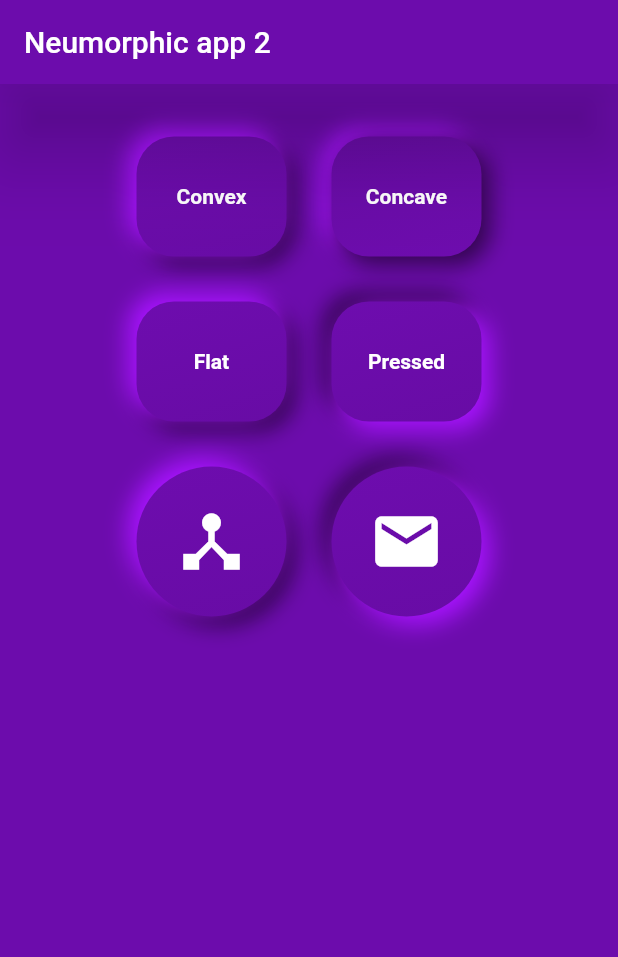
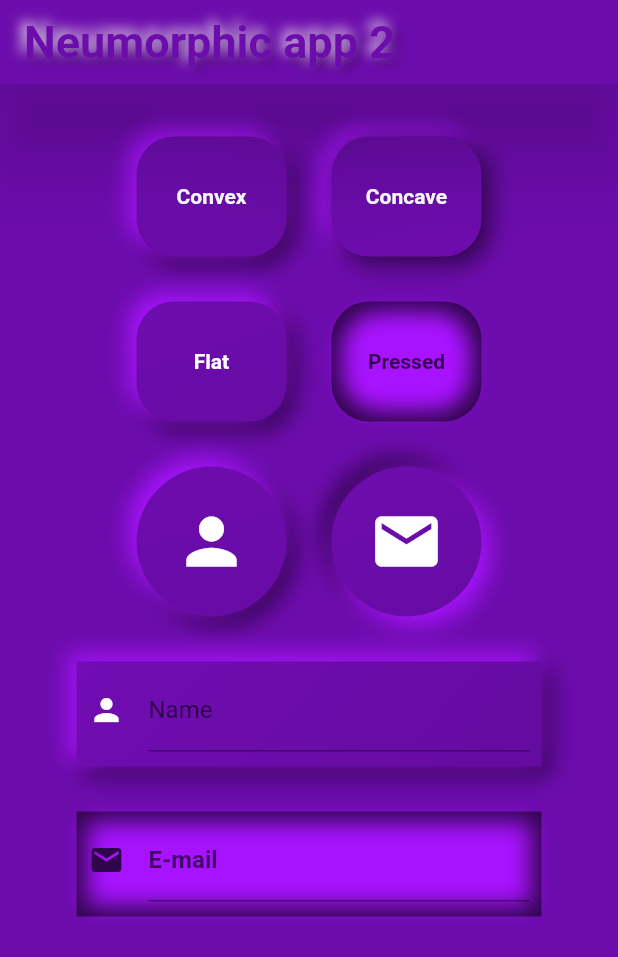
Before and after one commit to johnbuenodev/flutter-neumorphic-design-2, a Flutter app: the screen it shows after launch, on a phone screen of 412 x 824 dp. Shown: the top 957 px of the screen. Run offline on Flutter 3.47's test engine with Material 2 defaults, Android fonts, the phone set to English and light mode, and no system bars.

Commit message:
Add mudança de estado nos botoes Concave-Convex, criado botão Design Pressed,Add Textformfield neumorphic.

```diff
--- a/lib/main.dart
+++ b/lib/main.dart
@@ -193,52 +193,8 @@ box-shadow: inset 20px 20px 60px #30054c,
 
 
  */
-class homePage extends StatefulWidget {
-  @override
-  _homePageState createState() => _homePageState();
-}
 
-class _homePageState extends State<homePage> {
-  @override
-  Widget build(BuildContext context) {
-    return Scaffold(
-      appBar: AppBar(
-        title: Text(
-          "Neumorphic app 2",
-        ),
-        elevation: 25.0,
-        brightness: Brightness.dark,
-        backgroundColor: Color(0xFF6c0cac),
-      ),
-      backgroundColor: Color(0xFF6c0cac),
-      //body: Container / center /padding /row /widgtes
-      body: Container(
-        child: Center(
-          child: Padding(
-            padding: EdgeInsets.fromLTRB(10, 5, 10, 5),
-             //se der B.O colocar a coluna
-              child: ListView(
-                children: <Widget>[
-                  SizedBox(
-                    height: 30.0,
-                  ),
-                  Row(
-                      mainAxisAlignment: MainAxisAlignment.center,
-                      mainAxisSize: MainAxisSize.max,
-                      children: <Widget>[
-                        Container(
-                          height: 80,
-                          width: 100,
-                          child: Center(
-                          child: Text(
-                          "Convex",
-                          style: TextStyle(
-                            color: Colors.white,
-                            fontWeight: FontWeight.bold,
-                          ),
-                          ),
-                          ),
-                          decoration: BoxDecoration(
+final convexbutton = BoxDecoration(
     gradient: LinearGradient(
         begin: Alignment(-1.0, -4.0),
         end: Alignment(1.0, 4.0),
@@ -263,26 +219,23 @@ class _homePageState extends State<homePage> {
           blurRadius: 12.0,
 //blurRadius: 15.0,
           spreadRadius: 1.0),
-                              ]),
+    ]);
 
+final PressedButton = BoxDecoration(
+  borderRadius: BorderRadius.all(Radius.circular(25)),
+  boxShadow: [
+    const BoxShadow(
+      color: Color(0xff30054c),
     ),
-                        SizedBox(
-                          width: 30.0,
+    const BoxShadow(
+      color: Color(0xffa813ff),
+      spreadRadius: -7.0,
+      blurRadius: 12.0,
     ),
-                        Container(
-                          height: 80,
-                          width: 100,
-                          child: Center(
-                            child: Text(
-                              "Concave",
-                              style: TextStyle(
-                                color: Colors.white,
-                                fontWeight: FontWeight.bold,
-                              ),
-                            ),
-                          ),
+  ],
+);
 
-                          decoration: BoxDecoration(
+final concaveButton = BoxDecoration(
     gradient: LinearGradient(
         begin: Alignment(-1.0, -4.0),
         end: Alignment(1.0, 4.0),
@@ -307,7 +260,176 @@ class _homePageState extends State<homePage> {
           blurRadius: 12.0,
           //blurRadius: 15.0,
           spreadRadius: 1.0),
+    ]);
+
+final textNormal = TextStyle(color: Colors.white, fontWeight: FontWeight.bold);
+
+final textconcavePressed =
+    TextStyle(color: Color(0xff30054c), fontWeight: FontWeight.bold);
+
+final textconvexPressed =
+    TextStyle(color: Color(0xff30054c), fontWeight: FontWeight.bold);
+
+final textflatPressed =
+    TextStyle(color: Color(0xff30054c), fontWeight: FontWeight.bold);
+
+final textformPressed =
+TextStyle(color: Color(0xff30054c), fontWeight: FontWeight.bold);
+
+final formfieldPressed = BoxDecoration(
+  //borderRadius: BorderRadius.all(Radius.circular(25)),
+  boxShadow: [
+    const BoxShadow(
+      color: Color(0xff30054c),
+    ),
+    const BoxShadow(
+      color: Color(0xffa813ff),
+      spreadRadius: -7.0,
+      blurRadius: 12.0,
+    ),
+  ],
+);
+
+
+var convexvar = null;
+var concavevar = null;
+var flatvar = null;
+
+var textFormPressedvar = null;
+
+var textformFieldvar =null;
+
+final textformfieldnormal = BoxDecoration(
+    gradient: LinearGradient(
+        begin: Alignment(-1.0, -4.0),
+        end: Alignment(1.0, 4.0),
+        colors: [
+          Color(0xFF740db8),
+          Color(0xFF610b9b),
         ]),
+    //borderRadius: BorderRadius.all(Radius.circular(35)),
+    //borderRadius: BorderRadius.all(Radius.circular(50)),
+    boxShadow: [
+      BoxShadow(
+          color: Color(0xff30054c),
+          //offset: Offset(5.0, 5.0),
+          offset: Offset(5.0, 5.0),
+          blurRadius: 12.0,
+          //blurRadius: 15.0,
+          spreadRadius: 1.0),
+      BoxShadow(
+          color: Color(0xffa813ff),
+          //offset: Offset(-5.0, -5.0),
+          offset: Offset(-5.0, -5.0),
+          blurRadius: 12.0,
+          //blurRadius: 15.0,
+          spreadRadius: 1.0),
+    ]);
+
+class homePage extends StatefulWidget {
+  @override
+  _homePageState createState() => _homePageState();
+}
+
+class _homePageState extends State<homePage> {
+  @override
+  Widget build(BuildContext context) {
+    return Scaffold(
+      appBar: AppBar(
+        title: Text(
+          "Neumorphic app 2",
+          style: TextStyle(
+            fontWeight: FontWeight.bold,
+            fontSize: 30,
+            shadows: [
+              Shadow(
+                offset: Offset(3, 3),
+                color: Colors.black38,
+                blurRadius: 10,
+              ),
+              Shadow(
+                offset: Offset(-3, -3),
+                color: Colors.white.withOpacity(0.85),
+                blurRadius: 10,
+              ),
+            ],
+            color: Color(0xFF6c0cac),
+          ),
+        ),
+        elevation: 25.0,
+        brightness: Brightness.dark,
+        backgroundColor: Color(0xFF6c0cac),
+      ),
+      backgroundColor: Color(0xFF6c0cac),
+      //body: Container / center /padding /row /widgtes
+      body: Container(
+        child: Center(
+          child: Padding(
+            padding: EdgeInsets.fromLTRB(10, 5, 10, 5),
+            //se der B.O colocar a coluna
+            child: ListView(
+              children: <Widget>[
+                SizedBox(
+                  height: 30.0,
+                ),
+                Row(
+                  mainAxisAlignment: MainAxisAlignment.center,
+                  mainAxisSize: MainAxisSize.max,
+                  children: <Widget>[
+                    GestureDetector(
+                      onTap: () {
+                        if (convexvar == 1) {
+                          convexvar = null;
+                        } else {
+                          convexvar = 1;
+                        }
+                        setState(() {
+                          convexvar = convexvar;
+                        });
+                      },
+                      child: Container(
+                        height: 80,
+                        width: 100,
+                        child: Center(
+                          child: Text(
+                            "Convex",
+                            style: convexvar == null
+                                ? textNormal
+                                : textconvexPressed,
+                          ),
+                        ),
+                        decoration:
+                            convexvar == null ? convexbutton : PressedButton,
+                      ),
+                    ), //final gesture
+                    SizedBox(
+                      width: 30.0,
+                    ),
+                    GestureDetector(
+                      onTap: () {
+                        if (concavevar == 1) {
+                          concavevar = null;
+                        } else {
+                          concavevar = 1;
+                        }
+                        setState(() {
+                          concavevar = concavevar;
+                        });
+                      },
+                      child: Container(
+                        height: 80,
+                        width: 100,
+                        child: Center(
+                          child: Text(
+                            "Concave",
+                            style: concavevar == null
+                                ? textNormal
+                                : textconcavePressed,
+                          ),
+                        ),
+                        decoration:
+                            concavevar == null ? concaveButton : PressedButton,
+                      ),
                     ),
                   ],
                 ),
@@ -318,16 +440,25 @@ class _homePageState extends State<homePage> {
                   mainAxisAlignment: MainAxisAlignment.center,
                   mainAxisSize: MainAxisSize.max,
                   children: <Widget>[
-                          Container(
+                    GestureDetector(
+                      onTap: () {
+                        if (flatvar == 1) {
+                          flatvar = null;
+                        } else {
+                          flatvar = 1;
+                        }
+                        setState(() {
+                          flatvar = flatvar;
+                        });
+                      },
+                      child: Container(
                         height: 80,
                         width: 100,
                         child: Center(
                           child: Text(
                             "Flat",
-                                style: TextStyle(
-                                  color: Colors.white,
-                                  fontWeight: FontWeight.bold,
-                                ),
+                            style:
+                                flatvar == null ? textNormal : textflatPressed,
                           ),
                         ),
                         decoration: BoxDecoration(
@@ -357,47 +488,23 @@ class _homePageState extends State<homePage> {
                                   spreadRadius: 1.0),
                             ]),
                       ),
+                    ),
                     SizedBox(
                       width: 30.0,
                     ),
-                          Container(
+                    GestureDetector(
+                      onTap: () {},
+                      child: Container(
                         height: 80,
                         width: 100,
                         child: Center(
                           child: Text(
                             "Pressed",
-                                style: TextStyle(
-                                  color: Colors.white,
-                                  fontWeight: FontWeight.bold,
+                            style: textflatPressed,
                           ),
                         ),
+                        decoration: PressedButton,
                       ),
-                            decoration: BoxDecoration(
-                                gradient: LinearGradient(
-                                    begin: Alignment(-1.0, -4.0),
-                                    end: Alignment(1.0, 4.0),
-                                    colors: [
-                                      Color(0xFF740db8),
-                                      Color(0xFF610b9b),
-                                    ]),
-                                //borderRadius: BorderRadius.all(Radius.circular(35)),
-                                borderRadius: BorderRadius.all(Radius.circular(25)),
-                                boxShadow: [
-                                  BoxShadow(
-                                      color: Color(0xff30054c),
-                                      //offset: Offset(5.0, 5.0),
-                                      offset: Offset(-5.0, -5.0),
-                                      blurRadius: 12.0,
-                                      //blurRadius: 15.0,
-                                      spreadRadius: 1.0),
-                                  BoxShadow(
-                                      color: Color(0xffa813ff),
-                                      //offset: Offset(-5.0, -5.0),
-                                      offset: Offset(5.0, 5.0),
-                                      blurRadius: 12.0,
-                                      //blurRadius: 15.0,
-                                      spreadRadius: 1.0),
-                                ]),
                     ),
                   ],
                 ),
@@ -408,11 +515,13 @@ class _homePageState extends State<homePage> {
                   mainAxisAlignment: MainAxisAlignment.center,
                   mainAxisSize: MainAxisSize.max,
                   children: <Widget>[
-                      Container(
-                        height:100,
+                    GestureDetector(
+                      onTap: () {},
+                      child: Container(
+                        height: 100,
                         width: 100,
                         child: Icon(
-                          Icons.device_hub,
+                          Icons.person,
                           size: 50,
                           color: Colors.white,
                         ),
@@ -443,10 +552,13 @@ class _homePageState extends State<homePage> {
                                   spreadRadius: 1.0),
                             ]),
                       ),
+                    ),
                     SizedBox(
                       width: 30.0,
                     ),
-                      Container(
+                    GestureDetector(
+                      onTap: () {},
+                      child: Container(
                         height: 100,
                         width: 100,
                         child: Icon(
@@ -481,6 +593,73 @@ class _homePageState extends State<homePage> {
                                   spreadRadius: 1.0),
                             ]),
                       ),
+                    ),
+                  ],
+                ),
+                SizedBox(
+                  height: 30.0,
+                ),
+                Row(
+                  mainAxisAlignment: MainAxisAlignment.center,
+                  mainAxisSize: MainAxisSize.max,
+                  children: <Widget>[
+                    GestureDetector(
+                      onTap: (){
+                        if (textformFieldvar == 1) {
+                          textformFieldvar = null;
+                        } else {
+                          textformFieldvar = 1;
+                        }
+                        setState(() {
+                          textformFieldvar = textformFieldvar;
+                        });
+                      },
+                      child:  Container(
+                        height: 70,
+                        width: 310,
+                        child: Center(
+                          child: Padding(
+                            padding: EdgeInsets.fromLTRB(8, 5, 8, 10),
+                            child: TextFormField(
+                              decoration: InputDecoration(
+                                icon: Icon(Icons.person, color: Colors.white,),
+                                labelText: "Name",
+                              ),
+                              style: TextStyle(
+                                color: Colors.white,
+                              ),
+                            ),
+                          ),
+                        ),
+                        decoration: textformFieldvar == null ? textformfieldnormal : formfieldPressed,
+                      ),
+                    ),
+                  ],
+                ),
+                SizedBox(
+                  height: 30.0,
+                ),
+                Row(
+                  mainAxisAlignment: MainAxisAlignment.center,
+                  mainAxisSize: MainAxisSize.max,
+                  children: <Widget>[
+                    Container(
+                      height: 70,
+                      width: 310,
+                      child: Center(
+                        child: Padding(
+                          padding: EdgeInsets.fromLTRB(8, 5, 8, 10),
+                          child: TextFormField(
+                            decoration: InputDecoration(
+                              icon: Icon(Icons.email, color: Color(0xff30054c),),
+                              labelText: "E-mail",
+                            ),
+                            style: textformPressed,
+                          ),
+                        ),
+                      ),
+                      decoration: formfieldPressed,
+                    ),
                   ],
                 ),
               ],
```
Lines whose indentation alone changed are shown as unchanged.
